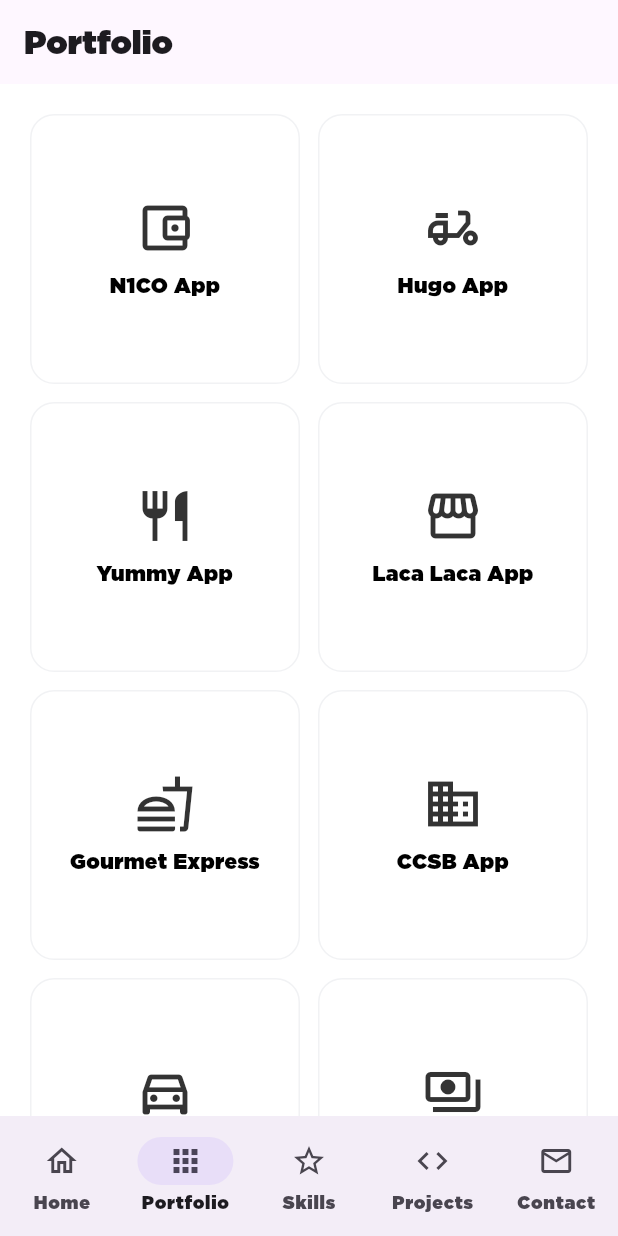
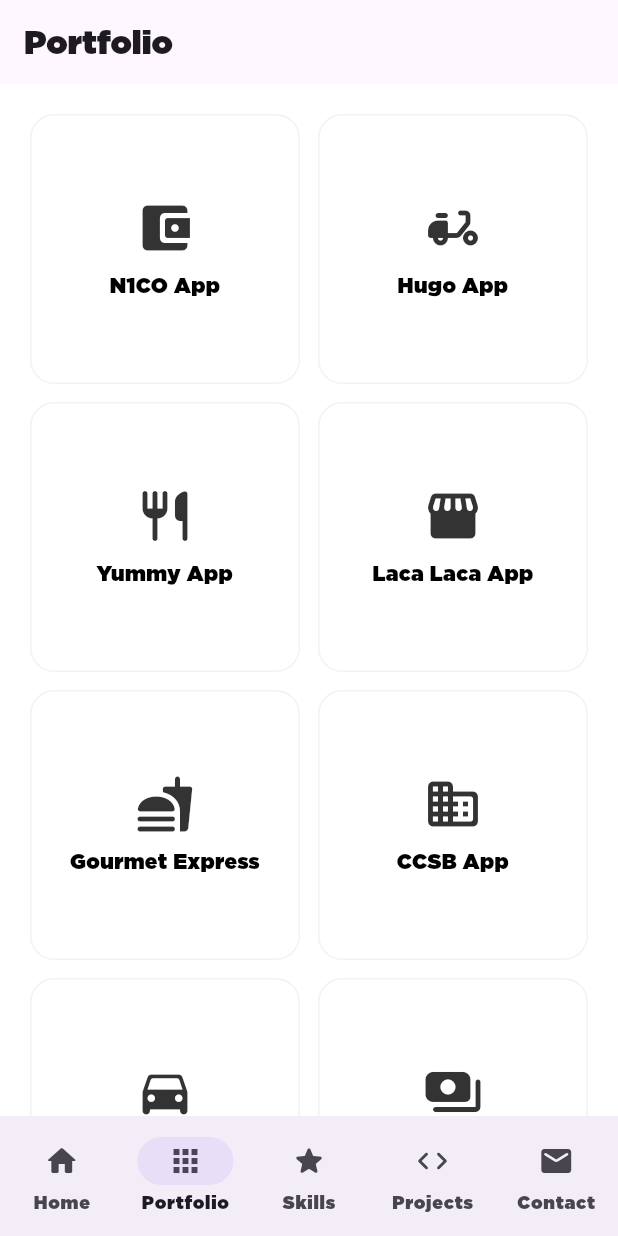
Before and after one commit to josaeljjh/ProfileCV, a Flutter app: the screen it shows after launch, after a tap on "Portfolio", on a phone screen of 412 x 824 dp. Run offline on Flutter 3.47's test engine with Material 3 defaults, Android fonts, the phone set to English and light mode, and no system bars; our stand-ins replace cached_network_image, dio, equatable, flutter_bloc, flutter_svg, get_it and 4 more; missing offline and left inert: flutter_displaymode.

Commit message:
Switch icons to their rounded variants; fix LinkedIn profile URL
Replaced every Icons.* reference across the app with its _rounded
counterpart where Flutter's Material Icons set provides one (nav bar,
section titles, skill/portfolio icon maps, contact tiles, experience
timeline, project tiles), for a softer look. Icons.android, Icons.apple
and Icons.flutter_dash are single-style brand glyphs with no rounded
variant, so they're unchanged.

Also updated the LinkedIn contact link to the exact public profile URL.

Co-Authored-By: Claude Sonnet 5 <noreply@anthropic.com>
Claude-Session: https://claude.ai/code/session_01LfEYkEduBRuQwtFwoZxnSY

```diff
--- a/lib/src/data/repositories/cv_repository_impl.dart
+++ b/lib/src/data/repositories/cv_repository_impl.dart
@@ -490,7 +490,7 @@ class CvRepositoryImpl implements CvRepository {
         email: 'josael_jjh@hotmail.com',
         phone: '+503 7956-8406',
         linkedinDisplay: 'www.linkedin.com/in/josaél-hernández-691790184',
-        linkedinUrl: 'https://www.linkedin.com/in/josa%C3%A9l-hern%C3%A1ndez-691790184',
+        linkedinUrl: 'https://www.linkedin.com/in/josa%C3%A9l-hern%C3%A1ndez-691790184/',
         githubUrl: 'https://github.com/josaeljjh',
         cvDownloadUrl:
             'https://drive.google.com/file/d/1Y2RcauoagE8vIKHo_G8sv2RsTYjs0rI5/view?usp=sharing',
--- a/lib/src/presentation/widgets/portfolio/portfolio_icon.dart
+++ b/lib/src/presentation/widgets/portfolio/portfolio_icon.dart
@@ -7,28 +7,28 @@ import 'package:flutter/material.dart';
 IconData portfolioIconFor(String key) {
   switch (key) {
     case 'account_balance_wallet_outlined':
-      return Icons.account_balance_wallet_outlined;
+      return Icons.account_balance_wallet_rounded;
     case 'storefront_outlined':
-      return Icons.storefront_outlined;
+      return Icons.storefront_rounded;
     case 'delivery_dining_outlined':
-      return Icons.delivery_dining_outlined;
+      return Icons.delivery_dining_rounded;
     case 'account_balance_outlined':
-      return Icons.account_balance_outlined;
+      return Icons.account_balance_rounded;
     case 'payments_outlined':
-      return Icons.payments_outlined;
+      return Icons.payments_rounded;
     case 'savings_outlined':
-      return Icons.savings_outlined;
+      return Icons.savings_rounded;
     case 'restaurant_outlined':
-      return Icons.restaurant_outlined;
+      return Icons.restaurant_rounded;
     case 'fastfood_outlined':
-      return Icons.fastfood_outlined;
+      return Icons.fastfood_rounded;
     case 'business_outlined':
-      return Icons.business_outlined;
+      return Icons.business_rounded;
     case 'directions_car_outlined':
-      return Icons.directions_car_outlined;
+      return Icons.directions_car_rounded;
     case 'shopping_bag_outlined':
-      return Icons.shopping_bag_outlined;
+      return Icons.shopping_bag_rounded;
     default:
-      return Icons.apps_outlined;
+      return Icons.apps_rounded;
   }
 }
--- a/lib/src/presentation/widgets/skills/skill_icon.dart
+++ b/lib/src/presentation/widgets/skills/skill_icon.dart
@@ -14,25 +14,25 @@ IconData skillIconFor(String skill) {
     case 'Unit Test in Flutter with Mockito':
       return Icons.flutter_dash;
     case 'Dart':
-      return Icons.code;
+      return Icons.code_rounded;
     case 'Senior Android Engineer':
     case 'Kotlin':
       return Icons.android;
     case 'Jetpack Compose':
-      return Icons.widgets_outlined;
+      return Icons.widgets_rounded;
     case 'Coroutines/Flow':
-      return Icons.sync;
+      return Icons.sync_rounded;
     case 'Kotlin Multiplatform':
-      return Icons.devices_outlined;
+      return Icons.devices_rounded;
     case 'Clean Architecture':
-      return Icons.architecture_outlined;
+      return Icons.architecture_rounded;
     case 'Realm and Room':
-      return Icons.storage_outlined;
+      return Icons.storage_rounded;
     case 'IA con Claude Code':
     case 'AI with Claude Code':
-      return Icons.smart_toy_outlined;
+      return Icons.smart_toy_rounded;
     case 'Dependency Injection':
-      return Icons.account_tree_outlined;
+      return Icons.account_tree_rounded;
     case 'Swift / SwiftUI':
       return Icons.apple;
   }
@@ -41,11 +41,11 @@ IconData skillIconFor(String skill) {
   if (lower.contains('flutter')) return Icons.flutter_dash;
   if (lower.contains('android') || lower.contains('kotlin')) return Icons.android;
   if (lower.contains('swift') || lower.contains('ios')) return Icons.apple;
-  if (lower.contains('test') || lower.contains('mock')) return Icons.bug_report_outlined;
-  if (lower.contains('architecture')) return Icons.architecture_outlined;
+  if (lower.contains('test') || lower.contains('mock')) return Icons.bug_report_rounded;
+  if (lower.contains('architecture')) return Icons.architecture_rounded;
   if (lower.contains('database') || lower.contains('room') || lower.contains('realm')) {
-    return Icons.storage_outlined;
+    return Icons.storage_rounded;
   }
-  if (lower.contains('ai') || lower.contains('claude')) return Icons.smart_toy_outlined;
-  return Icons.code;
+  if (lower.contains('ai') || lower.contains('claude')) return Icons.smart_toy_rounded;
+  return Icons.code_rounded;
 }
--- a/lib/src/ui/pages/contact/contact_page_content.dart
+++ b/lib/src/ui/pages/contact/contact_page_content.dart
@@ -52,35 +52,35 @@ class ContactPageContent extends StatelessWidget {
             padding: const EdgeInsets.all(paddingLG),
             children: [
               ContactTile(
-                icon: Icons.email_outlined,
+                icon: Icons.email_rounded,
                 title: CONTACT_EMAIL_LABEL.i18n(),
                 subtitle: contact.email,
                 onTap: () => _open(Uri(scheme: 'mailto', path: contact.email)),
               ),
               const SizedBox(height: paddingSM),
               ContactTile(
-                icon: Icons.phone_outlined,
+                icon: Icons.phone_rounded,
                 title: CONTACT_PHONE_LABEL.i18n(),
                 subtitle: contact.phone,
                 onTap: () => _open(Uri(scheme: 'tel', path: contact.phone.replaceAll(' ', ''))),
               ),
               const SizedBox(height: paddingSM),
               ContactTile(
-                icon: Icons.link,
+                icon: Icons.link_rounded,
                 title: CONTACT_LINKEDIN_LABEL.i18n(),
                 subtitle: contact.linkedinDisplay,
                 onTap: () => _open(Uri.parse(contact.linkedinUrl)),
               ),
               const SizedBox(height: paddingSM),
               ContactTile(
-                icon: Icons.code,
+                icon: Icons.code_rounded,
                 title: CONTACT_GITHUB_LABEL.i18n(),
                 subtitle: contact.githubUrl.replaceFirst('https://', ''),
                 onTap: () => _open(Uri.parse(contact.githubUrl)),
               ),
               const SizedBox(height: paddingSM),
               ContactTile(
-                icon: Icons.picture_as_pdf_outlined,
+                icon: Icons.picture_as_pdf_rounded,
                 title: CONTACT_DOWNLOAD_CV_LABEL.i18n(),
                 subtitle: CONTACT_DOWNLOAD_CV_SUBTITLE.i18n(),
                 onTap: () => _open(Uri.parse(contact.cvDownloadUrl)),
--- a/lib/src/ui/pages/dashboard/dashboard_screen.dart
+++ b/lib/src/ui/pages/dashboard/dashboard_screen.dart
@@ -59,28 +59,28 @@ class DashBoardScreen extends StatelessWidget {
             context.read<BottomNavCubit>().updateIndex(selected),
         destinations: [
           NavigationDestination(
-            icon: const Icon(Icons.home_outlined),
-            selectedIcon: const Icon(Icons.home),
+            icon: const Icon(Icons.home_rounded),
+            selectedIcon: const Icon(Icons.home_rounded),
             label: NAV_HOME.i18n(),
           ),
           NavigationDestination(
-            icon: const Icon(Icons.apps_outlined),
-            selectedIcon: const Icon(Icons.apps),
+            icon: const Icon(Icons.apps_rounded),
+            selectedIcon: const Icon(Icons.apps_rounded),
             label: NAV_PORTFOLIO.i18n(),
           ),
           NavigationDestination(
-            icon: const Icon(Icons.star_outline),
-            selectedIcon: const Icon(Icons.star),
+            icon: const Icon(Icons.star_rounded),
+            selectedIcon: const Icon(Icons.star_rounded),
             label: NAV_SKILLS.i18n(),
           ),
           NavigationDestination(
-            icon: const Icon(Icons.code_outlined),
-            selectedIcon: const Icon(Icons.code),
+            icon: const Icon(Icons.code_rounded),
+            selectedIcon: const Icon(Icons.code_rounded),
             label: NAV_PROJECTS.i18n(),
           ),
           NavigationDestination(
-            icon: const Icon(Icons.mail_outline),
-            selectedIcon: const Icon(Icons.mail),
+            icon: const Icon(Icons.mail_rounded),
+            selectedIcon: const Icon(Icons.mail_rounded),
             label: NAV_CONTACT.i18n(),
           ),
         ],
--- a/lib/src/ui/pages/home/widgets/experience_timeline.dart
+++ b/lib/src/ui/pages/home/widgets/experience_timeline.dart
@@ -133,7 +133,7 @@ class _RoleDetails extends StatelessWidget {
           Row(
             crossAxisAlignment: CrossAxisAlignment.start,
             children: [
-              Icon(Icons.local_offer_outlined, size: iconSizeXS, color: colors.textSecondary),
+              Icon(Icons.local_offer_rounded, size: iconSizeXS, color: colors.textSecondary),
               const SizedBox(width: paddingXS),
               Expanded(
                 child: GenericLabel(
--- a/lib/src/ui/pages/home/widgets/section_title.dart
+++ b/lib/src/ui/pages/home/widgets/section_title.dart
@@ -26,7 +26,7 @@ class SectionTitle extends StatelessWidget {
         ),
         if (onTap != null) ...[
           const SizedBox(width: paddingXS),
-          Icon(Icons.chevron_right, color: colors.textSecondary),
+          Icon(Icons.chevron_right_rounded, color: colors.textSecondary),
         ],
       ],
     );
--- a/lib/src/ui/pages/projects/widgets/project_tile.dart
+++ b/lib/src/ui/pages/projects/widgets/project_tile.dart
@@ -16,7 +16,7 @@ class ProjectTile extends StatelessWidget {
   Widget build(BuildContext context) {
     return Card(
       child: ListTile(
-        leading: const Icon(Icons.code, color: niagara),
+        leading: const Icon(Icons.code_rounded, color: niagara),
         title: GenericLabel(
           label: project.name,
           lines: null,
@@ -37,7 +37,7 @@ class ProjectTile extends StatelessWidget {
             ),
           ],
         ),
-        trailing: const Icon(Icons.open_in_new, size: iconSizeMD, color: slateGray),
+        trailing: const Icon(Icons.open_in_new_rounded, size: iconSizeMD, color: slateGray),
         isThreeLine: true,
         onTap: onTap,
       ),
```
